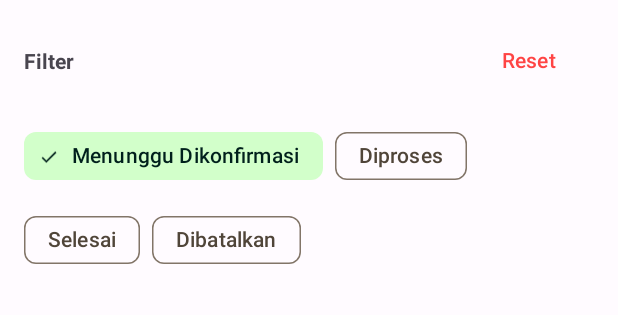
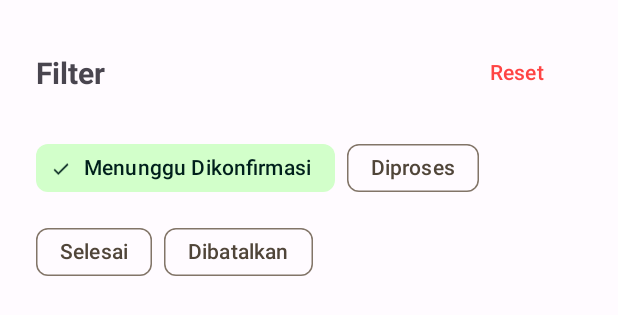
Before and after one commit to ddenfi/CP-ME-2-BengkelSampah, an Android app: the layout bottom_sheet_filter.xml on its own in the app's theme, with its tools: preview values and no code run, on a phone screen of 412 x 824 dp. Shown: the top 315 px of the screen. Run offline under Robolectric (Android 15) with nearby library versions, the light colour scheme and no system bars.

Commit message:
fix(history): change layout attributes

```diff
--- a/app/src/main/res/layout/bottom_sheet_filter.xml
+++ b/app/src/main/res/layout/bottom_sheet_filter.xml
@@ -5,7 +5,7 @@
     android:layout_width="match_parent"
     android:layout_height="wrap_content"
     android:orientation="vertical"
-    android:padding="16dp">
+    android:padding="24dp">
 
     <androidx.constraintlayout.widget.ConstraintLayout
         android:layout_width="match_parent"
@@ -15,6 +15,7 @@
             android:layout_width="wrap_content"
             android:layout_height="wrap_content"
             android:text="@string/filter"
+            android:textSize="20sp"
             android:textStyle="bold"
             app:layout_constraintBottom_toBottomOf="parent"
             app:layout_constraintStart_toStartOf="parent"
@@ -36,7 +37,8 @@
         android:id="@+id/chip_group_status"
         android:layout_width="wrap_content"
         android:layout_height="wrap_content"
-        android:layout_marginTop="16dp">
+        android:layout_marginTop="16dp"
+        app:singleSelection="true">
 
         <com.google.android.material.chip.Chip
             android:id="@+id/chip_waiting_confirmation"
```
